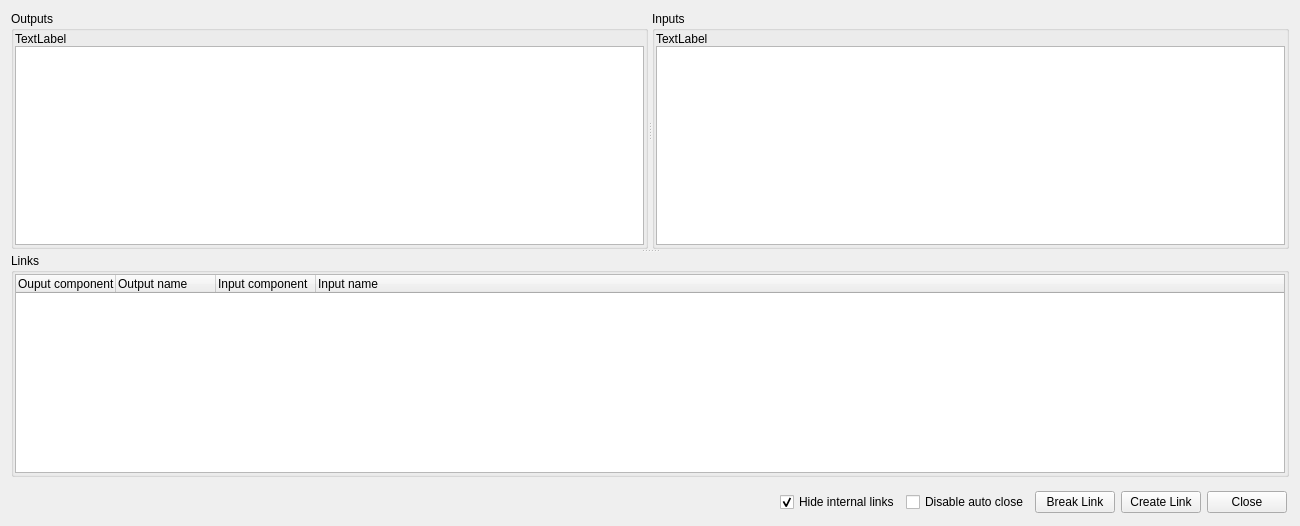
aicommunity/Rdk, file GUI/Qt/UComponentLinksWidget.ui: the form before one commit.
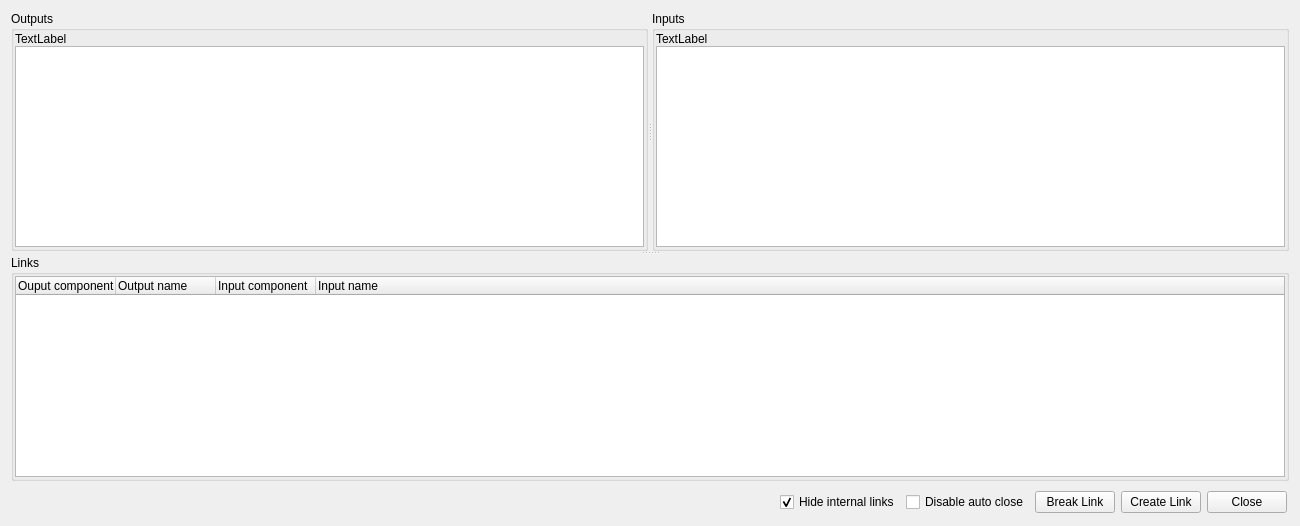
The form after the commit.

Commit message:
gui(density): tighten GroupBox dialog layouts and spacers
Clamp layout margins/spacing and shrink vertical spacers in wizard,
watch, classes, and links forms without changing QGroupBox bindings.

What changed in the file:
```diff
--- a/GUI/Qt/UComponentLinksWidget.ui
+++ b/GUI/Qt/UComponentLinksWidget.ui
@@ -199,7 +199,7 @@
    <item>
     <layout class="QHBoxLayout" name="horizontalLayout">
      <property name="topMargin">
-      <number>8</number>
+    <number>4</number>
      </property>
      <property name="rightMargin">
       <number>2</number>
```
Lines whose indentation alone changed are shown as unchanged. The commit also changes 5 other files.
